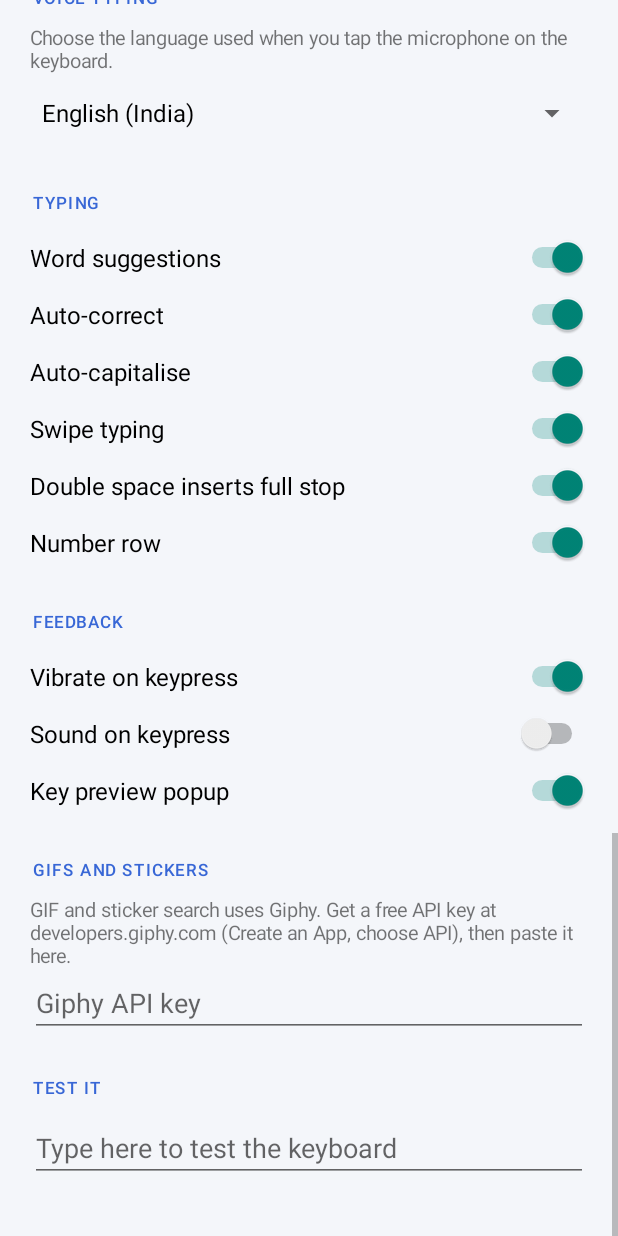
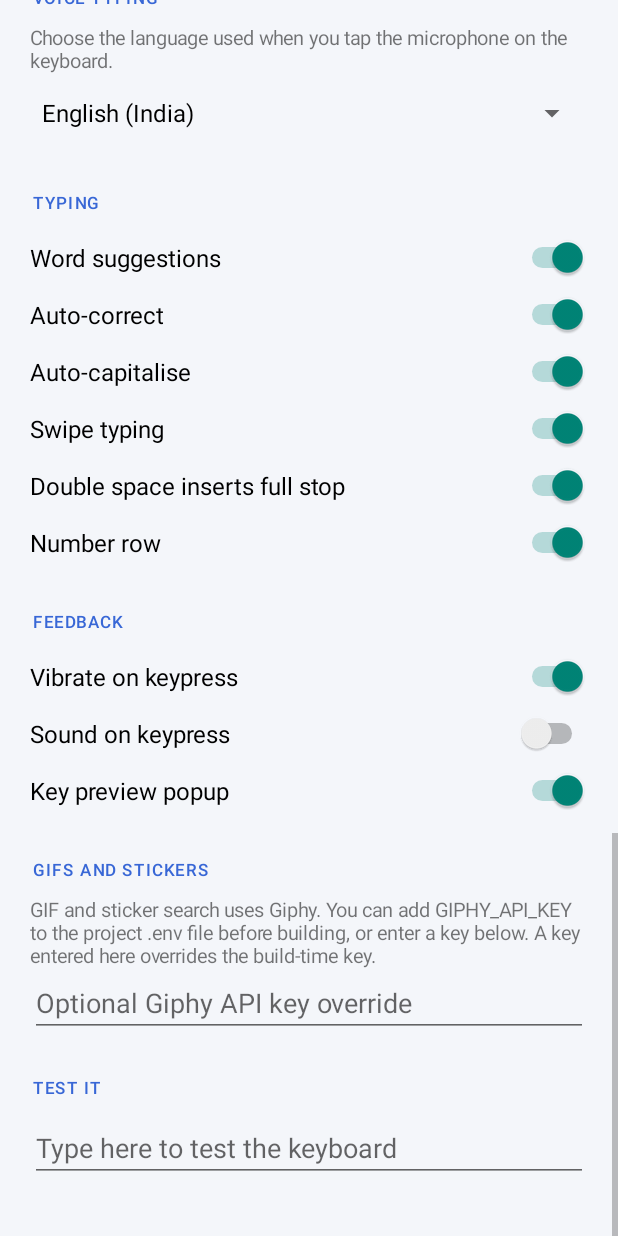
Before and after one commit to scrolltrapsboy-commits/VKeyboard, an Android app: the screen it shows after launch (SettingsActivity), scrolled down 1700 dp, on a phone screen of 412 x 824 dp. Run offline under Robolectric (Android 15) with nearby library versions, the phone set to English and light mode, and no system bars; pictures from the network do not load; Roboto replaces fonts that are not available here.

Commit message:
Explain project env key setup in app settings

```diff
--- a/app/src/main/java/com/vinayak/keyboard/SettingsActivity.kt
+++ b/app/src/main/java/com/vinayak/keyboard/SettingsActivity.kt
@@ -214,11 +214,11 @@ class SettingsActivity : Activity() {
         // ---- GIFs
         section("GIFs and stickers")
         col.addView(TextView(this).apply {
-            text = "GIF and sticker search uses Giphy. Get a free API key at developers.giphy.com (Create an App, choose API), then paste it here."
+            text = "GIF and sticker search uses Giphy. You can add GIPHY_API_KEY to the project .env file before building, or enter a key below. A key entered here overrides the build-time key."
             textSize = 13f
         })
         col.addView(EditText(this).apply {
-            hint = "Giphy API key"
+            hint = "Optional Giphy API key override"
             setText(prefs.str("giphy", ""))
             isSingleLine = true
             addTextChangedListener(object : TextWatcher {
```
